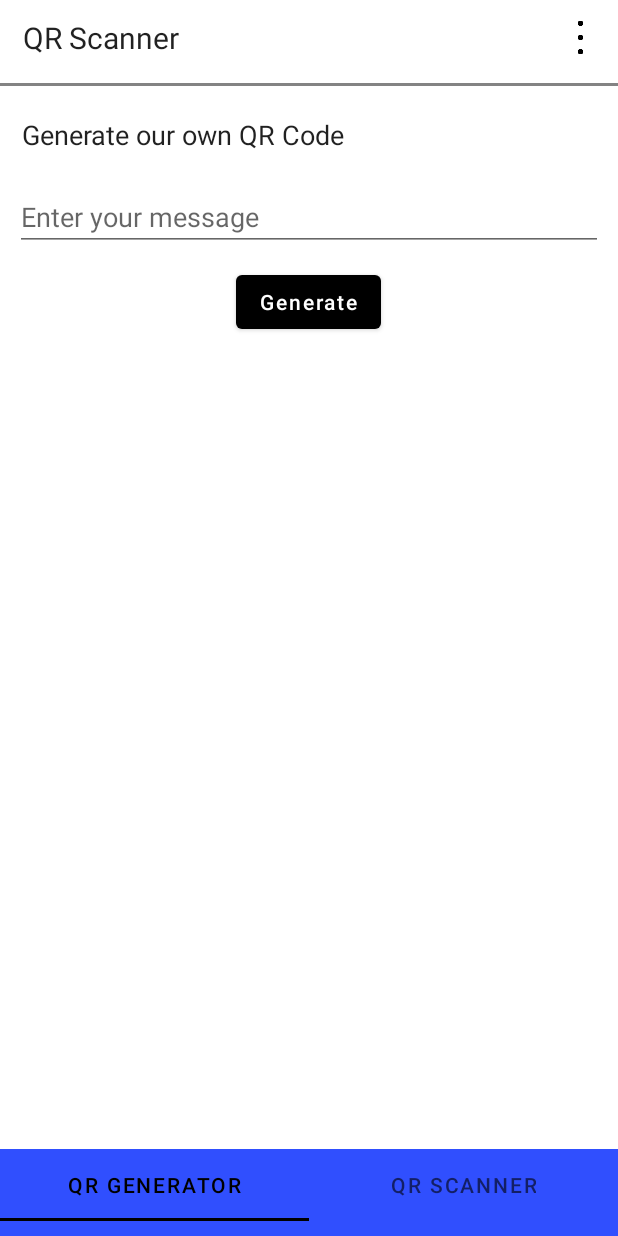
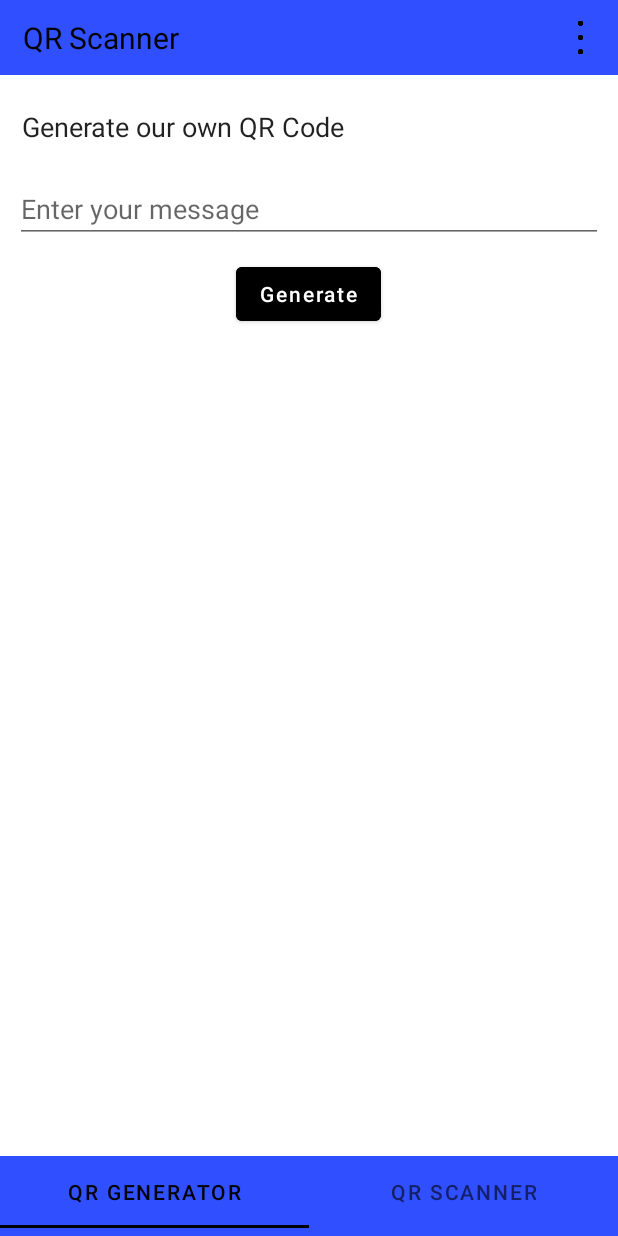
Before and after one commit to itachi-05/Qr-Scanner, an Android app: the screen it shows after launch (MainActivity), on a phone screen of 412 x 824 dp. Run offline under Robolectric (Android 15) with nearby library versions, the phone set to English and light mode, and no system bars; libraries missing offline, so code that uses them is left out: com.journeyapps.barcodescanner, pub.devrel.easypermissions; 2 statements that could not run were skipped.

Commit message:
fixed bugs

```diff
--- a/QRScanner/app/src/main/res/layout/activity_main.xml
+++ b/QRScanner/app/src/main/res/layout/activity_main.xml
@@ -11,7 +11,7 @@
         android:id="@+id/myView1"
         android:layout_width="match_parent"
         android:layout_height="50dp"
-        android:background="#FFFFFF"
+        android:background="#304FFE"
         app:layout_constraintEnd_toEndOf="parent"
         app:layout_constraintStart_toStartOf="parent"
         app:layout_constraintTop_toTopOf="parent" />
@@ -24,6 +24,7 @@
         android:padding="5dp"
         android:text="@string/app_name"
         android:textSize="20sp"
+        android:textColor="@color/black"
         app:layout_constraintBottom_toBottomOf="@id/myView1"
         app:layout_constraintStart_toStartOf="parent"
         app:layout_constraintTop_toTopOf="parent" />
@@ -32,31 +33,23 @@
         android:id="@+id/navBarBtn"
         android:layout_width="50dp"
         android:layout_height="50dp"
-        android:backgroundTint="@color/white"
+        android:backgroundTint="#304FFE"
         android:scaleType="centerCrop"
         android:src="@drawable/menu"
         app:layout_constraintBottom_toBottomOf="@id/myView1"
         app:layout_constraintEnd_toEndOf="parent"
         app:layout_constraintTop_toTopOf="parent" />
 
-    <View
-        android:id="@+id/myView2"
-        android:layout_width="match_parent"
-        android:layout_height="2dp"
-        android:background="#838383"
-        android:layout_marginTop="5dp"
-        app:layout_constraintEnd_toEndOf="parent"
-        app:layout_constraintStart_toStartOf="parent"
-        app:layout_constraintTop_toBottomOf="@id/myView1"/>
 
     <androidx.viewpager2.widget.ViewPager2
         android:id="@+id/viewpager"
         android:layout_width="0dp"
         android:layout_height="0dp"
+        android:layout_marginTop="2dp"
         app:layout_constraintBottom_toTopOf="@id/tabLayout"
         app:layout_constraintEnd_toEndOf="parent"
         app:layout_constraintStart_toStartOf="parent"
-        app:layout_constraintTop_toBottomOf="@id/myView2" />
+        app:layout_constraintTop_toBottomOf="@id/myView1" />
 
     <com.google.android.material.tabs.TabLayout
         android:id="@+id/tabLayout"
@@ -71,7 +64,7 @@
     <View
         android:id="@+id/myView3"
         android:layout_width="match_parent"
-        android:layout_height="10dp"
+        android:layout_height="5dp"
         android:background="#304FFE"
         app:layout_constraintBottom_toBottomOf="parent"
         app:layout_constraintEnd_toEndOf="parent"
--- a/QRScanner/app/src/main/res/layout/fragment_qr_generator.xml
+++ b/QRScanner/app/src/main/res/layout/fragment_qr_generator.xml
@@ -38,6 +38,7 @@
             android:id="@+id/generateQrBtn"
             android:layout_width="wrap_content"
             android:layout_height="wrap_content"
+            android:backgroundTint="@color/buttons"
             android:layout_gravity="center_horizontal"
             android:text="@string/generate"
             android:textAllCaps="false" />
@@ -54,6 +55,7 @@
             android:id="@+id/saveQrCode"
             android:layout_width="wrap_content"
             android:layout_height="wrap_content"
+            android:backgroundTint="@color/buttons"
             android:layout_gravity="end"
             android:layout_margin="10dp"
             android:text="@string/save"
@@ -66,6 +68,7 @@
             android:layout_height="wrap_content"
             android:layout_gravity="end"
             android:layout_margin="10dp"
+            android:backgroundTint="@color/buttons"
             android:text="@string/share"
             android:textAllCaps="false"
             android:visibility="gone" />
@@ -75,6 +78,7 @@
             android:layout_width="wrap_content"
             android:layout_height="wrap_content"
             android:layout_gravity="end"
+            android:backgroundTint="@color/buttons"
             android:layout_margin="10dp"
             android:text="@string/clear"
             android:textAllCaps="false"
--- a/QRScanner/app/src/main/res/layout/fragment_scanned_qr.xml
+++ b/QRScanner/app/src/main/res/layout/fragment_scanned_qr.xml
@@ -3,13 +3,12 @@
     xmlns:app="http://schemas.android.com/apk/res-auto"
     xmlns:tools="http://schemas.android.com/tools"
     android:id="@+id/myMainLayout2"
+    android:foreground="@drawable/window_dim_shape"
     android:layout_width="match_parent"
     android:layout_height="match_parent"
-    android:foreground="@drawable/window_dim_shape"
     android:orientation="vertical">
 
     <!--    android:foreground="@drawable/window_dim_shape"   -->
-
 
     <LinearLayout
         android:layout_width="match_parent"
@@ -53,6 +52,7 @@
             android:layout_width="wrap_content"
             android:layout_height="wrap_content"
             android:layout_gravity="end"
+            android:backgroundTint="@color/buttons"
             android:layout_margin="10dp"
             android:text="@string/save"
             android:textAllCaps="false" />
@@ -63,6 +63,7 @@
             android:layout_height="wrap_content"
             android:layout_gravity="end"
             android:layout_margin="10dp"
+            android:backgroundTint="@color/buttons"
             android:text="@string/share"
             android:textAllCaps="false" />
 
@@ -71,6 +72,7 @@
             android:layout_width="wrap_content"
             android:layout_height="wrap_content"
             android:layout_gravity="end"
+            android:backgroundTint="@color/buttons"
             android:layout_margin="10dp"
             android:text="@string/scan_again"
             android:textAllCaps="false" />
--- a/QRScanner/app/src/main/res/layout/history_items.xml
+++ b/QRScanner/app/src/main/res/layout/history_items.xml
@@ -19,6 +19,7 @@
             android:layout_width="wrap_content"
             android:layout_height="wrap_content"
             android:layout_gravity="center"
+            android:textColor="@color/black"
             android:layout_margin="10dp"
             android:text="@string/about_qr"
             android:textAlignment="center"
@@ -39,6 +40,7 @@
             android:layout_gravity="end"
             android:layout_margin="10dp"
             android:text="@string/save"
+            android:backgroundTint="@color/buttons"
             android:textAllCaps="false" />
 
         <com.google.android.material.button.MaterialButton
@@ -46,12 +48,14 @@
             android:layout_width="wrap_content"
             android:layout_height="wrap_content"
             android:layout_gravity="end"
+            android:backgroundTint="@color/buttons"
             android:layout_margin="10dp"
             android:text="@string/share"
             android:textAllCaps="false" />
 
         <com.google.android.material.button.MaterialButton
             android:id="@+id/historyDelete"
+            android:backgroundTint="@color/buttons"
             android:layout_width="wrap_content"
             android:layout_height="wrap_content"
             android:layout_gravity="end"
--- a/QRScanner/app/src/main/res/values-night/colors.xml
+++ b/QRScanner/app/src/main/res/values-night/colors.xml
@@ -2,4 +2,5 @@
 <resources>
     <color name="qrCodeColor">#30E4FF</color>
     <color name="qrCodeBgColor">#FFFFFF</color>
+    <color name="buttons">#2962FF</color>
 </resources>
--- a/QRScanner/app/src/main/res/values/colors.xml
+++ b/QRScanner/app/src/main/res/values/colors.xml
@@ -9,4 +9,5 @@
     <color name="white">#FFFFFFFF</color>
     <color name="qrCodeColor">#2962FF</color>
     <color name="qrCodeBgColor">#000000</color>
+    <color name="buttons">#000000</color>
 </resources>
```
Also changed, not shown: QRScanner/app/src/main/java/com/alpharays/qrscanner/HistoryAdapter.kt (+45 -1 lines).
